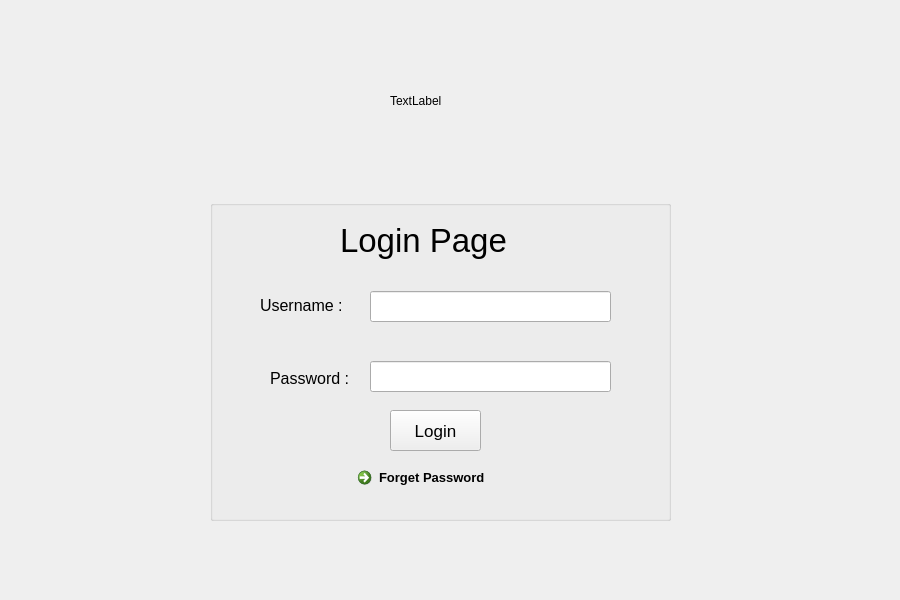
First picture: the form in resources/UI/login.ui, repository Poom1997/gman, before the edit.
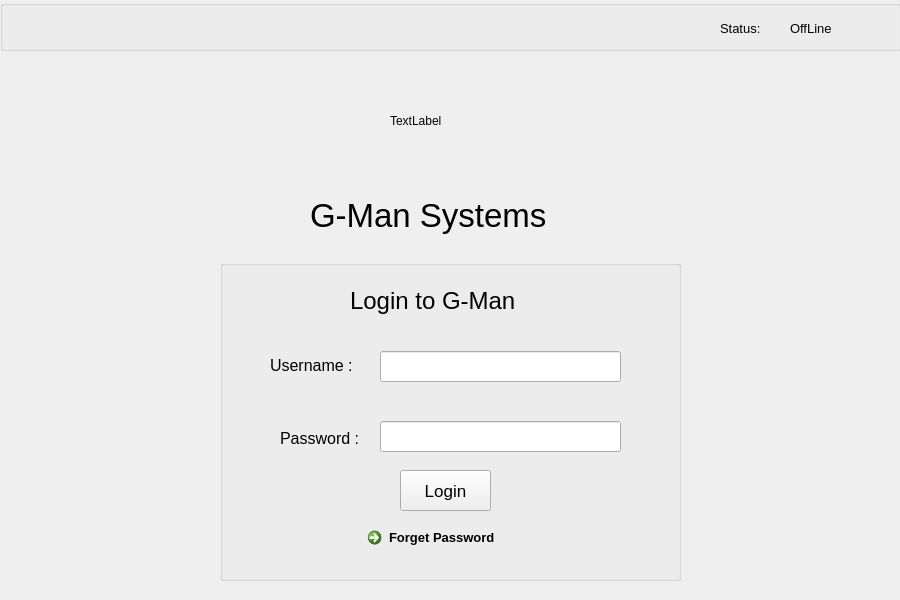
Second picture: the form after the edit.

```diff
--- a/resources/UI/login.ui
+++ b/resources/UI/login.ui
@@ -28,8 +28,8 @@
   <widget class="QGroupBox" name="groupBox">
    <property name="geometry">
     <rect>
-     <x>210</x>
-     <y>200</y>
+     <x>220</x>
+     <y>260</y>
      <width>461</width>
      <height>321</height>
     </rect>
@@ -128,17 +128,17 @@
      <rect>
       <x>130</x>
       <y>10</y>
-      <width>201</width>
+      <width>211</width>
       <height>61</height>
      </rect>
     </property>
     <property name="font">
      <font>
-      <pointsize>25</pointsize>
+      <pointsize>18</pointsize>
      </font>
     </property>
     <property name="text">
-     <string>Login Page</string>
+     <string>Login to G-Man</string>
     </property>
    </widget>
    <widget class="QCommandLinkButton" name="forgetButton">
@@ -160,12 +160,25 @@
      <string>Forget Password</string>
     </property>
    </widget>
+   <widget class="QLabel" name="wrong">
+    <property name="geometry">
+     <rect>
+      <x>120</x>
+      <y>60</y>
+      <width>231</width>
+      <height>16</height>
+     </rect>
+    </property>
+    <property name="text">
+     <string/>
+    </property>
+   </widget>
   </widget>
   <widget class="QLabel" name="label_2">
    <property name="geometry">
     <rect>
      <x>390</x>
-     <y>40</y>
+     <y>60</y>
      <width>121</width>
      <height>121</height>
     </rect>
@@ -174,6 +187,74 @@
     <string>TextLabel</string>
    </property>
   </widget>
+  <widget class="QLabel" name="label_3">
+   <property name="geometry">
+    <rect>
+     <x>310</x>
+     <y>190</y>
+     <width>291</width>
+     <height>51</height>
+    </rect>
+   </property>
+   <property name="font">
+    <font>
+     <family>MS Shell Dlg 2</family>
+     <pointsize>25</pointsize>
+    </font>
+   </property>
+   <property name="text">
+    <string>G-Man Systems</string>
+   </property>
+  </widget>
+  <widget class="QGroupBox" name="groupBox_2">
+   <property name="geometry">
+    <rect>
+     <x>0</x>
+     <y>0</y>
+     <width>901</width>
+     <height>51</height>
+    </rect>
+   </property>
+   <property name="title">
+    <string/>
+   </property>
+   <widget class="QLabel" name="label_5">
+    <property name="geometry">
+     <rect>
+      <x>720</x>
+      <y>20</y>
+      <width>61</width>
+      <height>16</height>
+     </rect>
+    </property>
+    <property name="font">
+     <font>
+      <pointsize>10</pointsize>
+     </font>
+    </property>
+    <property name="text">
+     <string>Status:</string>
+    </property>
+   </widget>
+   <widget class="QLabel" name="status_2">
+    <property name="geometry">
+     <rect>
+      <x>790</x>
+      <y>20</y>
+      <width>53</width>
+      <height>16</height>
+     </rect>
+    </property>
+    <property name="font">
+     <font>
+      <pointsize>10</pointsize>
+     </font>
+    </property>
+    <property name="text">
+     <string>OffLine</string>
+    </property>
+   </widget>
+  </widget>
  </widget>
  <resources/>
  <connections/>
```
